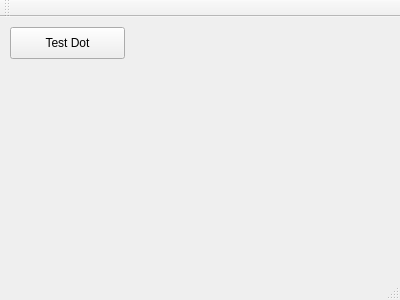
This is debugwindow.ui in trishume/transience as Qt 5 draws it before an edit. The edited form follows.
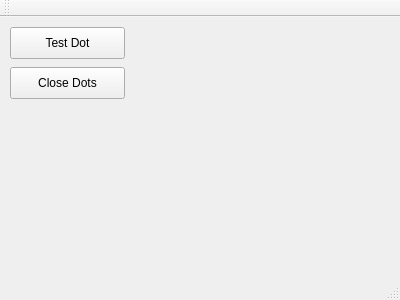
This is the edited form.

Diff of the .ui file:
```diff
--- a/debugwindow.ui
+++ b/debugwindow.ui
@@ -27,6 +27,19 @@
      <string>Test Dot</string>
     </property>
    </widget>
+   <widget class="QPushButton" name="closeDotsButton">
+    <property name="geometry">
+     <rect>
+      <x>10</x>
+      <y>50</y>
+      <width>115</width>
+      <height>32</height>
+     </rect>
+    </property>
+    <property name="text">
+     <string>Close Dots</string>
+    </property>
+   </widget>
   </widget>
   <widget class="QMenuBar" name="menuBar">
    <property name="geometry">
```
